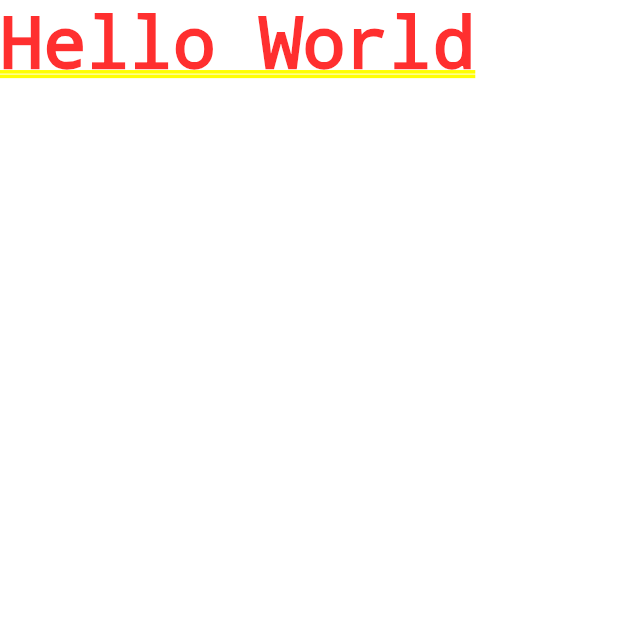
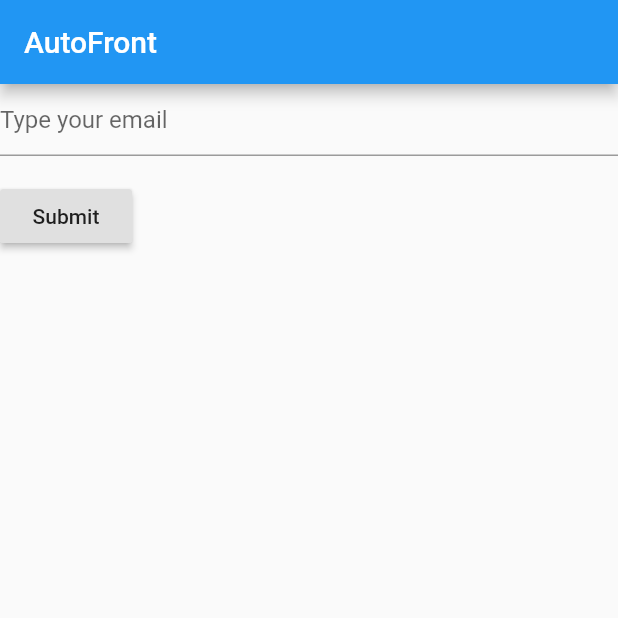
Before and after one commit to velrino/flutter, a Flutter app: the screen it shows after launch, on a phone screen of 412 x 824 dp, the top half of it. Run offline on Flutter 3.47's test engine with Material 2 defaults, Android fonts, the phone set to English and light mode, and no system bars.

Commit message:
:art: implements input email with submit button

```diff
--- a/lib/main.dart
+++ b/lib/main.dart
@@ -1,12 +1,68 @@
 import 'package:flutter/material.dart';
 
-void main() {
-  runApp(MyApp());
+void main() => runApp(MyApp());
+
+/// This Widget is the main application widget.
+class MyApp extends StatelessWidget {
+  static const String _title = 'AutoFront';
+
+  @override
+  Widget build(BuildContext context) {
+    return MaterialApp(
+      title: _title,
+      home: Scaffold(
+        appBar: AppBar(title: const Text(_title)),
+        body: MyStatefulWidget(),
+      ),
+    );
+  }
 }
 
-class MyApp extends StatelessWidget {
+class MyStatefulWidget extends StatefulWidget {
+  MyStatefulWidget({Key key}) : super(key: key);
+
+  @override
+  _MyStatefulWidgetState createState() => _MyStatefulWidgetState();
+}
+
+class _MyStatefulWidgetState extends State<MyStatefulWidget> {
+  final _formKey = GlobalKey<FormState>();
+
   @override
   Widget build(BuildContext context) {
-    return MaterialApp(home: Text('Hello World'));
+    return Form(
+      key: _formKey,
+      child: Column(
+        crossAxisAlignment: CrossAxisAlignment.start,
+        children: <Widget>[
+          TextFormField(
+            decoration: const InputDecoration(
+              contentPadding: EdgeInsets.symmetric(vertical: -5),
+              hintText: 'Type your email',
+            ),
+            validator: (value) {
+              if (value.isEmpty) {
+                return 'Please enter some text';
+              }
+              return null;
+            },
+
+          ),
+          Padding(
+            padding: const EdgeInsets.symmetric(vertical: 16.0),
+            child: RaisedButton(
+              onPressed: () {
+                // Validate will return true if the form is valid, or false if
+                // the form is invalid.
+                if (_formKey.currentState.validate()) {
+                  // Process data.
+                }
+              },
+              child: Text('Submit'),
+            ),
+          ),
+        ],
+      ),
+    );
   }
 }
```
